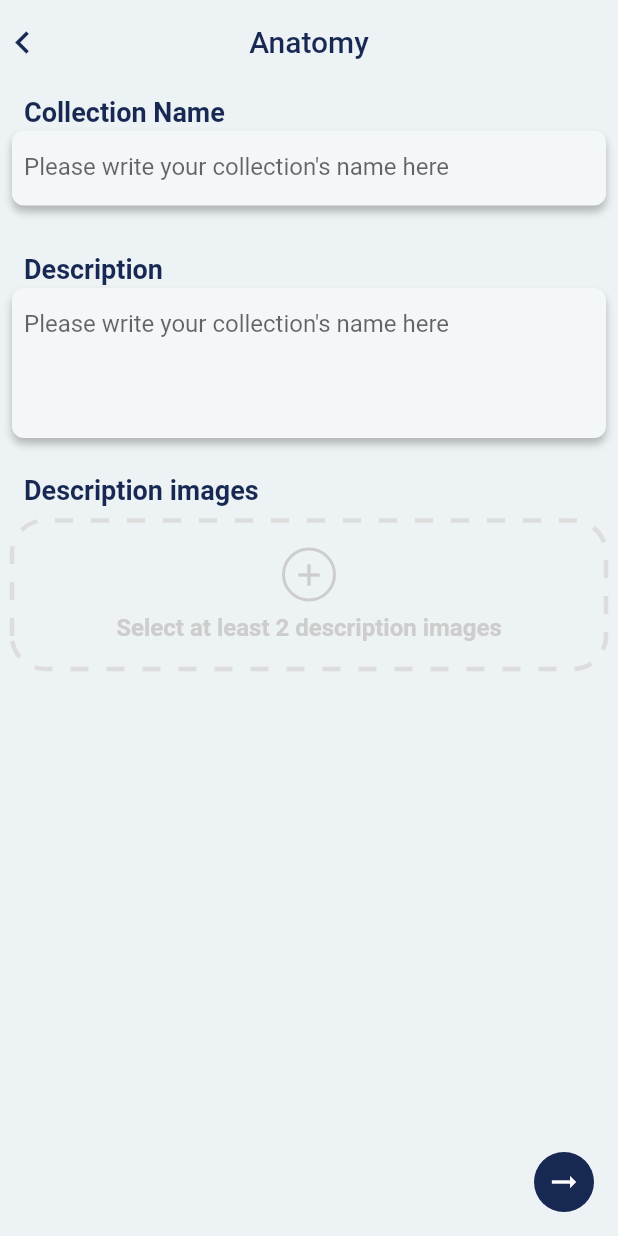
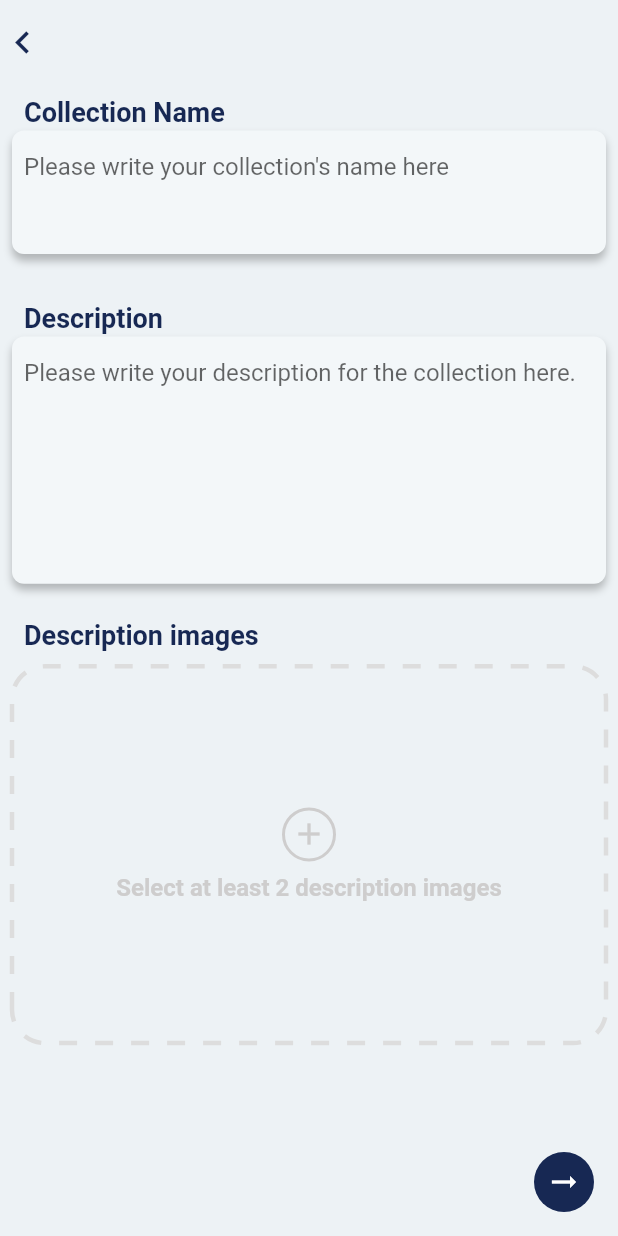
Before and after one commit to hoangvu03081/Lingua-Eidetic, a Flutter app: the CollectionPage screen opened directly with empty values, after a tap on an icon or button, on a phone screen of 412 x 824 dp. Run offline on Flutter 3.47's test engine with Material 2 defaults, Android fonts, the phone set to English and light mode, and no system bars; drawn by our look-alikes of dotted_border; our stand-ins replace adaptive_dialog, card_swiper, cloud_firestore, connectivity, easy_localization, firebase_auth and 11 more; missing offline and left inert: flutter_facebook_auth, tflite; accounts and stored records are empty; network calls fail; project files that could hold a hidden picture were left out.

Commit message:
share collection page bugs fix

```diff
--- a/lib/routes/collection_page/widgets/header.dart
+++ b/lib/routes/collection_page/widgets/header.dart
@@ -62,7 +62,10 @@ class _HeaderState extends State<Header> {
   Widget _buildUploadBtn(BuildContext context) {
     return GestureDetector(
       onTap: () {
-        Navigator.of(context).pushNamed(RouteGenerator.SHARE_COLLECTION_PAGE);
+        Navigator.of(context).pushNamed(
+          RouteGenerator.SHARE_COLLECTION_PAGE,
+          arguments: widget.title,
+        );
       },
       child: SizedBox(
         height: 30,
--- a/lib/routes/community/community_download_page.dart
+++ b/lib/routes/community/community_download_page.dart
@@ -2,6 +2,7 @@ import 'package:card_swiper/card_swiper.dart';
 import 'package:cloud_firestore/cloud_firestore.dart';
 import 'package:easy_localization/easy_localization.dart';
 import 'package:flutter/material.dart';
+import 'package:fluttertoast/fluttertoast.dart';
 import 'package:lingua_eidetic/constants.dart';
 import 'package:lingua_eidetic/models/comment.dart';
 import 'package:lingua_eidetic/models/shared_collection.dart';
@@ -9,6 +10,7 @@ import 'package:lingua_eidetic/routes/homepage/widgets/text_badge.dart';
 import 'package:lingua_eidetic/services/comment_service.dart';
 import 'package:lingua_eidetic/services/community_service.dart';
 import 'package:lingua_eidetic/widgets/custom_header.dart';
+import 'package:lingua_eidetic/widgets/custom_toast.dart';
 
 class CommunityDownloadPage extends StatefulWidget {
   const CommunityDownloadPage({
@@ -22,6 +24,7 @@ class CommunityDownloadPage extends StatefulWidget {
 }
 
 class _CommunityDownloadPageState extends State<CommunityDownloadPage> {
+  late final fToast = FToast();
   bool isDownloaded = false;
   int cLove = 0;
   bool? isAlreadyLoved;
@@ -41,6 +44,7 @@ class _CommunityDownloadPageState extends State<CommunityDownloadPage> {
         });
       }
     });
+    fToast.init(context);
   }
 
   @override
@@ -117,6 +121,10 @@ class _CommunityDownloadPageState extends State<CommunityDownloadPage> {
                                   });
                               await Future.delayed(const Duration(seconds: 1));
                               Navigator.of(context).pop();
+                              showToast(
+                                  fToast: fToast,
+                                  child: const SuccessToast(
+                                      successText: 'Download successfully'));
                             },
                             child: CircleAvatar(
                               backgroundColor: Theme.of(context).accentColor,
--- a/lib/routes/routes.dart
+++ b/lib/routes/routes.dart
@@ -127,10 +127,12 @@ class RouteGenerator {
           ),
         );
       case SHARE_COLLECTION_PAGE:
+        final title = settings.arguments as String;
+
         return MaterialPageRoute(
           builder: (context) => Provider<Auth>.value(
             value: auth,
-            builder: (_, __) => const ShareCollectionPage(),
+            builder: (_, __) => ShareCollectionPage(title: title),
           ),
         );
       case DESCRIPTION_IMAGES_PAGE:
--- a/lib/routes/share_collection/share_collection_page.dart
+++ b/lib/routes/share_collection/share_collection_page.dart
@@ -10,8 +10,8 @@ import 'package:lingua_eidetic/routes/share_collection/widgets/appbar.dart';
 import 'package:lingua_eidetic/services/upload_service.dart';
 
 class ShareCollectionPage extends StatefulWidget {
-  const ShareCollectionPage({Key? key}) : super(key: key);
-
+  const ShareCollectionPage({Key? key, required this.title}) : super(key: key);
+  final String title;
   @override
   _ShareCollectionPageState createState() => _ShareCollectionPageState();
 }
@@ -20,11 +20,11 @@ class _ShareCollectionPageState extends State<ShareCollectionPage> {
   final List<ItemModel> imagePaths = [];
   final nameController = TextEditingController();
   final descriptionController = TextEditingController();
+  final uploadService = UploadService();
 
   @override
   Widget build(BuildContext context) {
     final size = MediaQuery.of(context).size;
-    final uploadService = UploadService();
 
     return GestureDetector(
       onTap: () {
@@ -34,8 +34,8 @@ class _ShareCollectionPageState extends State<ShareCollectionPage> {
         floatingActionButton: CircleAvatar(
           backgroundColor: Theme.of(context).accentColor,
           child: IconButton(
-            onPressed: () async {
-              await uploadService.uploadCollection(
+            onPressed: () {
+              uploadService.uploadCollection(
                 name: nameController.text,
                 description: descriptionController.text,
                 imagePath: imagePaths
@@ -49,7 +49,7 @@ class _ShareCollectionPageState extends State<ShareCollectionPage> {
             padding: const EdgeInsets.all(defaultPadding),
           ),
         ),
-        appBar: getCustomAppBar(context, 'Anatomy'),
+        appBar: getCustomAppBar(context, widget.title),
         body: SingleChildScrollView(
           child: Padding(
             padding: const EdgeInsets.symmetric(horizontal: defaultPadding),
@@ -60,22 +60,23 @@ class _ShareCollectionPageState extends State<ShareCollectionPage> {
                 _buildTextField(
                     maxLines: 1,
                     hintMaxLines: 2,
-                  height: 50,
+                    height: size.height * 0.1,
                     controller: nameController,
-                ),
+                    hint: 'Please write your collection\'s name here'),
                 const SizedBox(height: defaultPadding * 3),
                 _buildHeader('Description'),
                 _buildTextField(
                     hintMaxLines: 5,
-                  height: 100,
+                    height: size.height * 0.2,
                     controller: descriptionController,
-                ),
+                    hint:
+                        'Please write your description for the collection here.'),
                 const SizedBox(height: defaultPadding * 2),
                 _buildHeader('Description images'),
                 const SizedBox(height: defaultPadding),
                 if (imagePaths.isNotEmpty)
                   SizedBox(
-                    height: 300,
+                    height: size.height * 0.7,
                     child: Swiper(
                       itemBuilder: (BuildContext context, int index) {
                         return Image.file(
@@ -107,13 +108,19 @@ class _ShareCollectionPageState extends State<ShareCollectionPage> {
                       onTap: () async {
                         final result = await Navigator.of(context).pushNamed(
                                 RouteGenerator.DESCRIPTION_IMAGES_PAGE)
-                            as List<ItemModel>;
+                            as List<ItemModel>?;
+                        if (result != null) {
                           setState(() {
                             imagePaths.addAll(result);
                           });
+                        }
                       },
+                      child: ConstrainedBox(
+                        constraints:
+                            BoxConstraints(minHeight: size.height * 0.3),
                         child: Container(
                           width: size.width,
+                          alignment: Alignment.center,
                           padding: const EdgeInsets.symmetric(
                               vertical: defaultPadding * 2),
                           child: Column(
@@ -123,7 +130,8 @@ class _ShareCollectionPageState extends State<ShareCollectionPage> {
                                   Icons.add,
                                   color: Color(0xFFCECDCD),
                                 ),
-                              padding: const EdgeInsets.all(defaultPadding / 2),
+                                padding:
+                                    const EdgeInsets.all(defaultPadding / 2),
                                 decoration: BoxDecoration(
                                   border: Border.all(
                                       color: const Color(0xFFCECDCD), width: 2),
@@ -141,6 +149,7 @@ class _ShareCollectionPageState extends State<ShareCollectionPage> {
                                 ),
                               )
                             ],
+                          ),
                         ),
                       ),
                     ),
@@ -176,6 +185,7 @@ class _ShareCollectionPageState extends State<ShareCollectionPage> {
     required int hintMaxLines,
     required double height,
     required TextEditingController controller,
+    required String hint,
   }) {
     return Container(
       height: height,
@@ -197,7 +207,7 @@ class _ShareCollectionPageState extends State<ShareCollectionPage> {
           hintMaxLines: hintMaxLines,
           border: InputBorder.none,
           contentPadding: const EdgeInsets.all(defaultPadding),
-          hintText: 'Please write your collection\'s name here',
+          hintText: hint,
         ),
       ),
     );
--- a/lib/routes/share_collection/widgets/appbar.dart
+++ b/lib/routes/share_collection/widgets/appbar.dart
@@ -19,9 +19,10 @@ PreferredSizeWidget getCustomAppBar(BuildContext context, String title,
     leadingWidth: 30,
     title: Text(
       title,
-      style: TextStyle(
-        color: Theme.of(context).accentColor,
-      ),
+      style: Theme.of(context).textTheme.headline5!.copyWith(
+            fontFamily: 'Montserrat',
+            fontWeight: FontWeight.bold,
+          ),
     ),
     centerTitle: true,
     actions: actions,
```
Also changed, not shown: 1 other file. Lines whose indentation alone changed are shown as unchanged.
